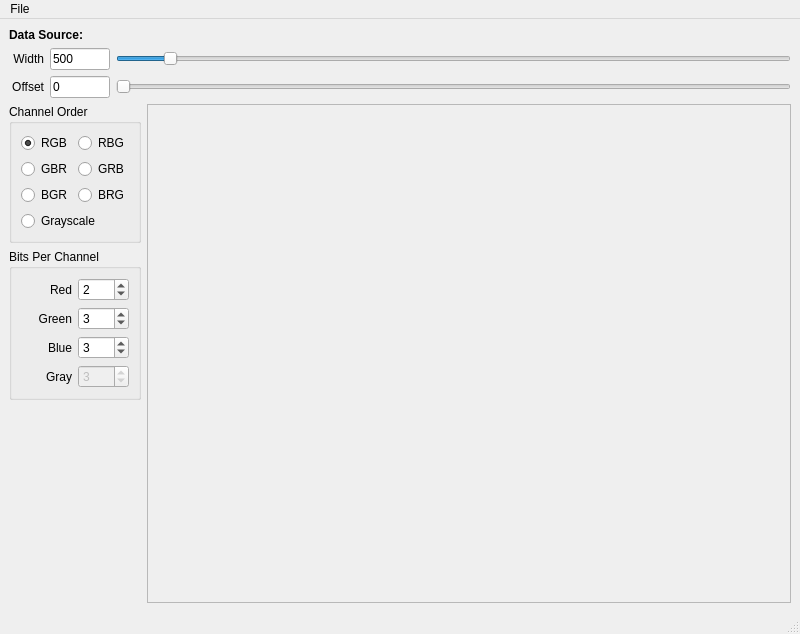
First picture: the form in ui/MainWindow.ui, repository kerchen/LoomPreview, before the edit.
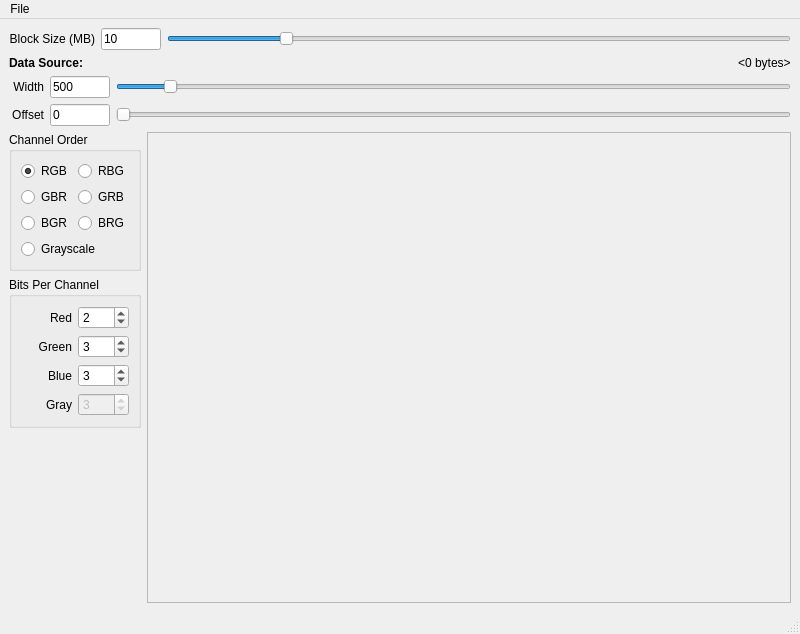
Second picture: the form after the edit.

The edit to the form file:
```diff
--- a/ui/MainWindow.ui
+++ b/ui/MainWindow.ui
@@ -15,7 +15,67 @@
   </property>
   <widget class="QWidget" name="centralwidget">
    <layout class="QGridLayout" name="gridLayout_3">
-    <item row="0" column="0">
+    <item row="0" column="0" colspan="2">
+     <layout class="QHBoxLayout" name="horizontalLayout_4">
+      <item>
+       <widget class="QLabel" name="label_8">
+        <property name="minimumSize">
+         <size>
+          <width>35</width>
+          <height>0</height>
+         </size>
+        </property>
+        <property name="text">
+         <string>Block Size (MB)</string>
+        </property>
+        <property name="alignment">
+         <set>Qt::AlignRight|Qt::AlignTrailing|Qt::AlignVCenter</set>
+        </property>
+       </widget>
+      </item>
+      <item>
+       <widget class="QLineEdit" name="m_blockSizeLineEdit">
+        <property name="sizePolicy">
+         <sizepolicy hsizetype="Minimum" vsizetype="Fixed">
+          <horstretch>0</horstretch>
+          <verstretch>0</verstretch>
+         </sizepolicy>
+        </property>
+        <property name="maximumSize">
+         <size>
+          <width>60</width>
+          <height>16777215</height>
+         </size>
+        </property>
+        <property name="text">
+         <string>10</string>
+        </property>
+       </widget>
+      </item>
+      <item>
+       <widget class="QSlider" name="m_blockSizeSlider">
+        <property name="minimum">
+         <number>1</number>
+        </property>
+        <property name="maximum">
+         <number>50</number>
+        </property>
+        <property name="value">
+         <number>10</number>
+        </property>
+        <property name="sliderPosition">
+         <number>10</number>
+        </property>
+        <property name="orientation">
+         <enum>Qt::Horizontal</enum>
+        </property>
+       </widget>
+      </item>
+     </layout>
+    </item>
+    <item row="1" column="0" colspan="2">
+     <layout class="QHBoxLayout" name="horizontalLayout_3">
+      <item>
      <widget class="QLabel" name="label_6">
       <property name="font">
        <font>
@@ -31,14 +91,29 @@
       </property>
      </widget>
     </item>
-    <item row="0" column="1" colspan="2">
+      <item>
      <widget class="QLabel" name="m_sourceFilenameLabel">
+        <property name="sizePolicy">
+         <sizepolicy hsizetype="Expanding" vsizetype="Preferred">
+          <horstretch>0</horstretch>
+          <verstretch>0</verstretch>
+         </sizepolicy>
+        </property>
       <property name="text">
        <string>&lt;no data loaded&gt;</string>
       </property>
      </widget>
     </item>
-    <item row="1" column="0" colspan="3">
+      <item>
+       <widget class="QLabel" name="m_sourceSizeLabel">
+        <property name="text">
+         <string>&lt;0 bytes&gt;</string>
+        </property>
+       </widget>
+      </item>
+     </layout>
+    </item>
+    <item row="2" column="0" colspan="2">
      <layout class="QHBoxLayout" name="horizontalLayout">
       <item>
        <widget class="QLabel" name="label">
@@ -93,7 +168,7 @@
       </item>
      </layout>
     </item>
-    <item row="2" column="0" colspan="3">
+    <item row="3" column="0" colspan="2">
      <layout class="QHBoxLayout" name="horizontalLayout_2">
       <item>
        <widget class="QLabel" name="label_2">
@@ -142,7 +217,7 @@
       </item>
      </layout>
     </item>
-    <item row="3" column="0" colspan="2">
+    <item row="4" column="0">
      <widget class="QGroupBox" name="groupBox">
       <property name="title">
        <string>Channel Order</string>
@@ -203,7 +278,7 @@
       </layout>
      </widget>
     </item>
-    <item row="3" column="2" rowspan="3">
+    <item row="4" column="1" rowspan="3">
      <widget class="QScrollArea" name="m_previewScrollArea">
       <property name="widgetResizable">
        <bool>true</bool>
@@ -217,13 +292,13 @@
          <x>0</x>
          <y>0</y>
          <width>658</width>
-         <height>495</height>
+         <height>465</height>
         </rect>
        </property>
       </widget>
      </widget>
     </item>
-    <item row="4" column="0" colspan="2">
+    <item row="5" column="0">
      <widget class="QGroupBox" name="groupBox_2">
       <property name="title">
        <string>Bits Per Channel</string>
@@ -304,6 +379,9 @@
          <property name="enabled">
           <bool>false</bool>
          </property>
+         <property name="minimum">
+          <number>1</number>
+         </property>
          <property name="maximum">
           <number>8</number>
          </property>
@@ -315,7 +393,7 @@
       </layout>
      </widget>
     </item>
-    <item row="5" column="0">
+    <item row="6" column="0">
      <spacer name="verticalSpacer">
       <property name="orientation">
        <enum>Qt::Vertical</enum>
```
Lines whose indentation alone changed are shown as unchanged.
